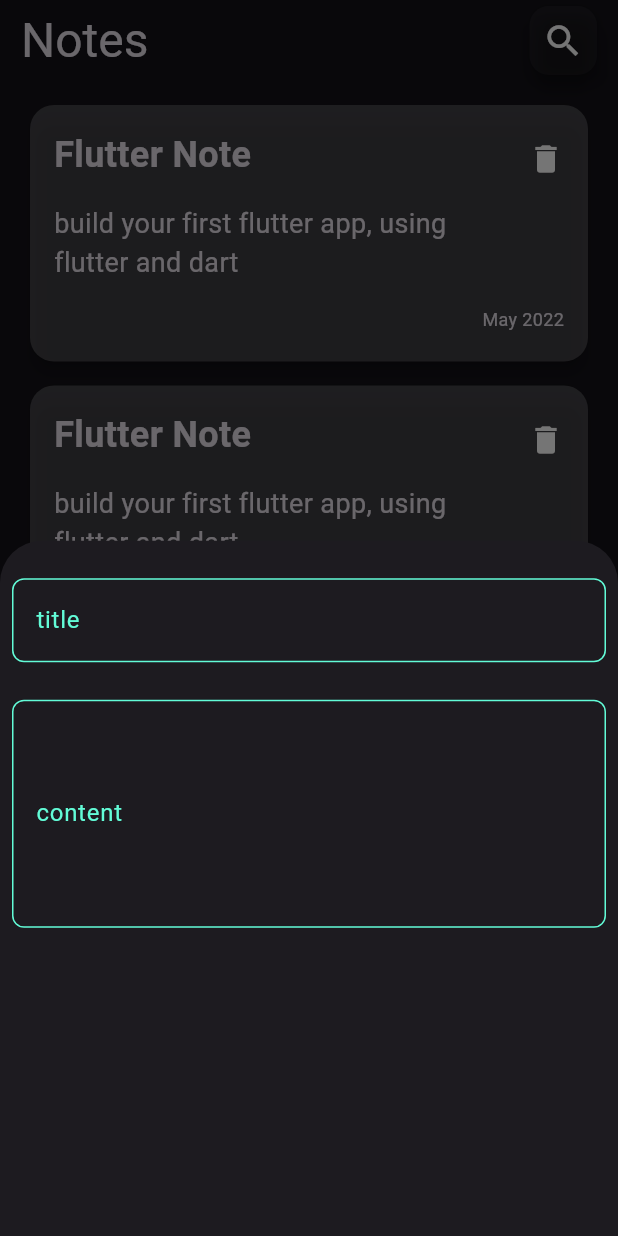
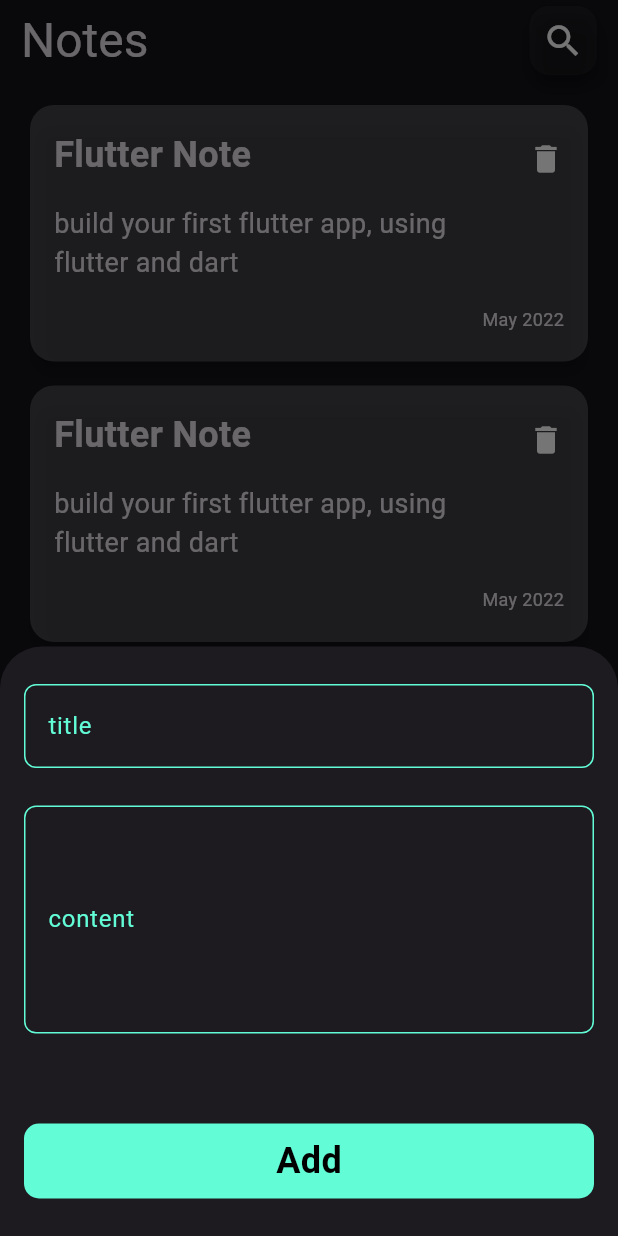
Before and after one commit to AhmedKhaled858/notes_app, a Flutter app: the screen it shows after launch, after a tap on the "add" icon, on a phone screen of 412 x 824 dp. Run offline on Flutter 3.47's test engine with Material 3 defaults, Android fonts, the phone set to English and light mode, and no system bars; our stand-ins replace go_router.

Commit message:
create add note button sheet

```diff
--- a/lib/features/notes/presentation/views/notes_view.dart
+++ b/lib/features/notes/presentation/views/notes_view.dart
@@ -1,6 +1,7 @@
 import 'package:flutter/material.dart';
-import 'package:note_app/features/notes/presentation/views/widgets/add_note_button_sheet.dart';
 import 'package:note_app/features/notes/presentation/views/widgets/notes_view_body.dart';
+
+import 'widgets/add_note_buttin_sheet.dart';
 
 class NotesView extends StatelessWidget {
   const NotesView({super.key});
@@ -13,7 +14,9 @@
           borderRadius: BorderRadius.circular(28),
         ),
         onPressed: () {
-          showModalBottomSheet(context: context, builder: (context) {
+          showModalBottomSheet(context: context,
+          isScrollControlled: true,
+           builder: (context) {
             return const AddNoteButtonSheet();
           });
         },
--- /dev/null
+++ b/lib/features/notes/presentation/views/widgets/add_note_buttin_sheet.dart
@@ -0,0 +1,38 @@
+import 'package:flutter/material.dart';
+import 'package:note_app/features/notes/presentation/views/widgets/custom_add_button.dart';
+import 'package:note_app/features/notes/presentation/views/widgets/custom_text_field.dart';
+
+class AddNoteButtonSheet extends StatelessWidget {
+  const AddNoteButtonSheet({super.key});
+
+  @override
+  Widget build(BuildContext context) {
+    return Padding(
+      padding: EdgeInsets.only(
+        left: 16,
+        right: 16,
+        bottom: MediaQuery.of(context).viewInsets.bottom + 25,
+        top: 25,
+      ),
+      child: SingleChildScrollView(
+        physics: const BouncingScrollPhysics(),
+        child: Column(
+          children: const [
+            CustomTextField(
+              labelText: "title",
+              hintText: "write your title here",
+            ),
+            SizedBox(height: 25),
+            CustomTextField(
+              maxLines: 5,
+              labelText: "content",
+              hintText: "write your note here",
+            ),
+            SizedBox(height: 60),
+            CustomAddButton(),
+          ],
+        ),
+      ),
+    );
+  }
+}
--- a/lib/features/notes/presentation/views/widgets/add_note_button_sheet.dart
+++ /dev/null
@@ -1,29 +0,0 @@
-import 'package:flutter/material.dart';
-import 'package:flutter/widgets.dart';
-import 'package:note_app/features/notes/presentation/views/widgets/custom_text_field.dart';
-
-class AddNoteButtonSheet extends StatelessWidget {
-  const AddNoteButtonSheet({super.key});
-
-  @override
-  Widget build(BuildContext context) {
-    return Padding(
-      padding: const EdgeInsets.symmetric(horizontal: 8.0, vertical: 25),
-      child: Column(
-        children: [
-          CustomTextField(
-            labelText: "title",
-            hintText: "write your title here",
-          ),
-          SizedBox(height: 25,),
-          CustomTextField(
-             maxLines: 5,
-            labelText: "content",
-            hintText: "write your note here",
-
-          ),
-        ],
-      ),
-    );
-  }
-}
--- /dev/null
+++ b/lib/features/notes/presentation/views/widgets/custom_add_button.dart
@@ -0,0 +1,29 @@
+import 'package:flutter/material.dart';
+import 'package:note_app/core/utiles/constant.dart';
+
+class CustomAddButton extends StatelessWidget {
+  const CustomAddButton({super.key});
+
+  @override
+  Widget build(BuildContext context) {
+    return InkWell(
+      onTap: (){},
+      child: Container(
+        width: MediaQuery.of(context).size.width,
+        height: 50,
+        decoration: BoxDecoration(
+          color: KPrimaryColor,
+          borderRadius: BorderRadius.circular(10),
+        ),
+        child: Center(
+          child: Text("Add",
+              style: TextStyle(
+                color: Colors.black,
+                fontSize: 24,
+                fontWeight: FontWeight.bold,
+              )),
+        ),
+      ),
+    );
+  }
+}
--- a/lib/features/notes/presentation/views/widgets/custom_text_field.dart
+++ b/lib/features/notes/presentation/views/widgets/custom_text_field.dart
@@ -4,7 +4,7 @@
 import 'package:note_app/core/utiles/constant.dart';
 
 class CustomTextField extends StatelessWidget {
-  const CustomTextField({super.key, this.labelText,  this.maxLines, this.hintText});
+  const CustomTextField({super.key, required this.labelText,  this.maxLines, this.hintText});
   final String? labelText;
   final String? hintText;
   final int? maxLines;
```
